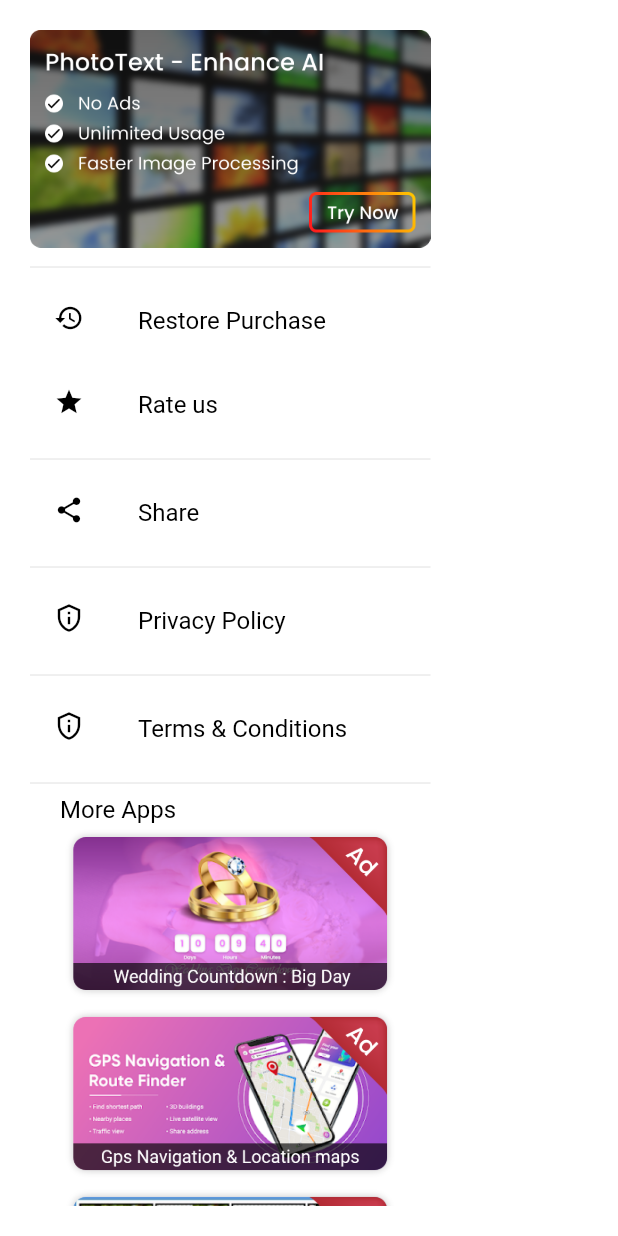
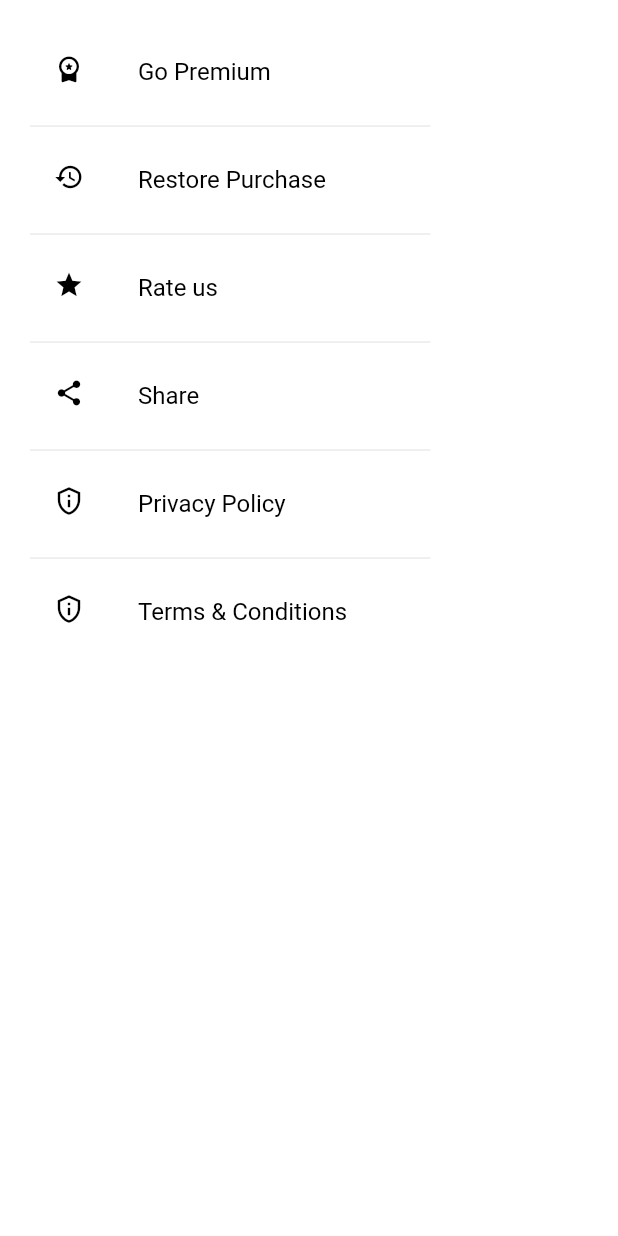
Before and after one commit to mfarooqone/photo_enhancer, a Flutter app: the DrawerDesign widget shown alone on an empty page, opened directly, on a phone screen of 412 x 824 dp. Run offline on Flutter 3.47's test engine with Material 2 defaults, Android fonts, the phone set to English and light mode, and no system bars; our stand-ins replace animate_do, blur, blurrycontainer, connectivity_plus, flutter_spinkit, gallery_saver and 6 more; missing offline and left inert: connectivity_plus_web, flutter_applovin_max, image_picker_for_web, matrix_gesture_detector, photofilters, purchases_flutter and 3 more.

Commit message:
setting up project

```diff
--- a/lib/drawer_design/drawer_design.dart
+++ b/lib/drawer_design/drawer_design.dart
@@ -3,7 +3,6 @@
 import 'package:flutter/material.dart';
 import 'package:get/get.dart';
 import 'package:image_enhancer/utils/app_colors.dart';
-import 'package:image_enhancer/utils/app_images.dart';
 import 'package:image_enhancer/utils/app_textstyle.dart';
 import 'package:purchases_flutter/purchases_flutter.dart';
 import 'package:share_plus/share_plus.dart';
@@ -21,18 +20,6 @@
 }
 
 class _DrawerDesignState extends State<DrawerDesign> {
-  List<String> appsList = [
-    AppImagesPath.weddingApp,
-    AppImagesPath.gpsApp,
-    AppImagesPath.bgRemover,
-  ];
-
-  List<String> urlList = [
-    "https://play.google.com/store/apps/details?id=com.mywedding.countdown.big.day.counter.guide",
-    "https://play.google.com/store/apps/details?id=com.maps.navigations.gpsdirections",
-    "https://play.google.com/store/apps/details?id=com.eraser.photobackground.automatic.changer",
-  ];
-
   void _launchUrl(url) async {
     if (!await launchUrl(url)) throw 'Could not launch $url';
   }
@@ -58,22 +45,21 @@
             child: Column(
               crossAxisAlignment: CrossAxisAlignment.start,
               children: [
-                InkWell(
-                  onTap: () {
+                ListTile(
+                  onTap: () async {
                     Get.to(() => const SubscriptionsPage());
                   },
-                  child: SizedBox(
-                    width: 267,
-                    height: 145,
-                    child: Image.asset(
-                      AppImagesPath.draweImage,
-                      fit: BoxFit.fill,
+                  leading: Icon(
+                    Icons.workspace_premium_rounded,
+                    size: 20,
+                    color: AppColors.blackColor,
+                  ),
+                  title: Text(
+                    "Go Premium",
+                    style: AppTextStyle.black16,
                   ),
                 ),
-                ),
-                const SizedBox(
-                  height: 5,
-                ),
+
                 /* -------------------------------------------------------------------------- */
                 /*                              restore purchase                              */
                 /* -------------------------------------------------------------------------- */
@@ -99,6 +85,7 @@
                     style: AppTextStyle.black16,
                   ),
                 ),
+                Divider(),
                 /* -------------------------------------------------------------------------- */
                 /*                                   Rate us                                  */
                 /* -------------------------------------------------------------------------- */
@@ -124,8 +111,7 @@
                 /* -------------------------------------------------------------------------- */
                 /*                                    Share                                   */
                 /* -------------------------------------------------------------------------- */
-                if (Platform.isAndroid) const Divider(),
-                if (Platform.isAndroid)
+                const Divider(),
                 ListTile(
                   onTap: () {
                     Share.share(
@@ -184,42 +170,6 @@
                     style: AppTextStyle.black16,
                   ),
                 ),
-
-                /* -------------------------------------------------------------------------- */
-                /*                                  More Apps                                 */
-                /* -------------------------------------------------------------------------- */
-                const Divider(),
-                if (Platform.isAndroid)
-                  Padding(
-                    padding: const EdgeInsets.only(left: 20),
-                    child: Text(
-                      "More Apps",
-                      style: AppTextStyle.black16,
-                    ),
-                  ),
-                if (Platform.isAndroid)
-                  Expanded(
-                    child: ListView.builder(
-                      itemCount: appsList.length,
-                      shrinkWrap: true,
-                      padding: const EdgeInsets.symmetric(horizontal: 20),
-                      itemBuilder: (BuildContext context, int index) {
-                        return InkWell(
-                          onTap: () {
-                            Uri url = Uri.parse(urlList[index]);
-
-                            _launchUrl(url);
-                          },
-                          child: Image.asset(
-                            appsList[index],
-                            fit: BoxFit.fill,
-                            width: 150,
-                            height: 120,
-                          ),
-                        );
-                      },
-                    ),
-                  ),
               ],
             ),
           ),
--- a/lib/home_screen/home_screen.dart
+++ b/lib/home_screen/home_screen.dart
@@ -8,7 +8,6 @@
 import 'package:image_enhancer/drawer_design/drawer_design.dart';
 import 'package:image_enhancer/purchase/purchase_api_controller.dart';
 import 'package:image_enhancer/utils/app_colors.dart';
-import 'package:image_enhancer/utils/app_images.dart';
 import 'package:image_enhancer/utils/app_textstyle.dart';
 import 'package:shape_of_view_null_safe/shape_of_view_null_safe.dart';
 
@@ -145,7 +144,11 @@
                 onPressed: () {
                   Get.to(() => const SubscriptionsPage());
                 },
-                icon: Image.asset(AppImagesPath.premium),
+                icon: Icon(
+                  Icons.workspace_premium_rounded,
+                  size: 25,
+                  color: AppColors.blackColor,
+                ),
               )
             ],
           ),
```
Lines whose indentation alone changed are shown as unchanged.
